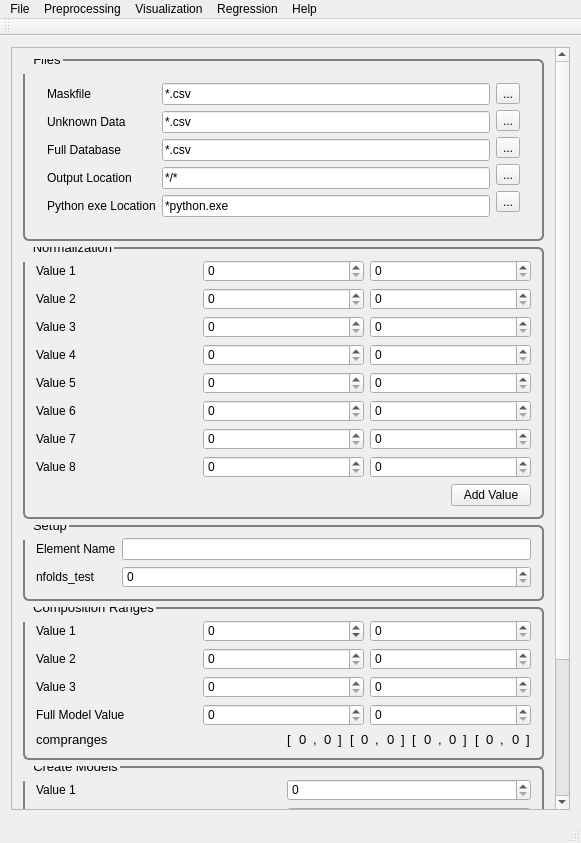
First picture: the form in src/New PYSAT_Gui/mainwindow.ui, repository tisaconundrum2/PySAT-GUI, before the edit.
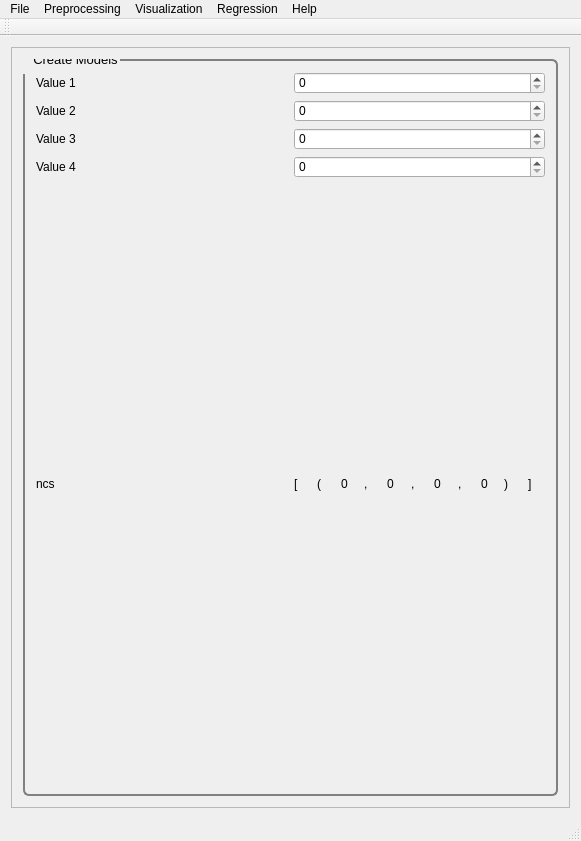
Second picture: the form after the edit.

```diff
--- a/src/New PYSAT_Gui/mainwindow.ui
+++ b/src/New PYSAT_Gui/mainwindow.ui
@@ -7,7 +7,7 @@
     <x>0</x>
     <y>0</y>
     <width>581</width>
-    <height>843</height>
+    <height>841</height>
    </rect>
   </property>
   <property name="windowTitle">
@@ -25,8 +25,8 @@
         <rect>
          <x>0</x>
          <y>0</y>
-         <width>544</width>
-         <height>949</height>
+         <width>561</width>
+         <height>768</height>
         </rect>
        </property>
        <property name="font">
@@ -49,865 +49,6 @@
 </string>
        </property>
        <layout class="QVBoxLayout" name="verticalLayout_8">
-        <item>
-         <widget class="QGroupBox" name="Files">
-          <property name="font">
-           <font>
-            <pointsize>10</pointsize>
-           </font>
-          </property>
-          <property name="title">
-           <string>Files</string>
-          </property>
-          <layout class="QVBoxLayout" name="files">
-           <item>
-            <widget class="QSplitter" name="splitter_2">
-             <property name="orientation">
-              <enum>Qt::Horizontal</enum>
-             </property>
-             <widget class="QWidget" name="layoutWidget">
-              <layout class="QHBoxLayout" name="horizontalLayout">
-               <item>
-                <layout class="QVBoxLayout" name="verticalLayout_6">
-                 <item>
-                  <widget class="QLabel" name="label_3">
-                   <property name="text">
-                    <string>Maskfile</string>
-                   </property>
-                  </widget>
-                 </item>
-                 <item>
-                  <widget class="QLabel" name="label">
-                   <property name="text">
-                    <string>Unknown Data</string>
-                   </property>
-                  </widget>
-                 </item>
-                 <item>
-                  <widget class="QLabel" name="label_2">
-                   <property name="text">
-                    <string>Full Database</string>
-                   </property>
-                  </widget>
-                 </item>
-                 <item>
-                  <widget class="QLabel" name="label_4">
-                   <property name="text">
-                    <string>Output Location</string>
-                   </property>
-                  </widget>
-                 </item>
-                 <item>
-                  <widget class="QLabel" name="label_5">
-                   <property name="text">
-                    <string>Python exe Location</string>
-                   </property>
-                  </widget>
-                 </item>
-                </layout>
-               </item>
-               <item>
-                <layout class="QVBoxLayout" name="verticalLayout_5">
-                 <item>
-                  <widget class="QLineEdit" name="lineEdit">
-                   <property name="text">
-                    <string extracomment="Make this change whenever a new file is selected">*.csv</string>
-                   </property>
-                   <property name="readOnly">
-                    <bool>true</bool>
-                   </property>
-                  </widget>
-                 </item>
-                 <item>
-                  <widget class="QLineEdit" name="lineEdit_2">
-                   <property name="text">
-                    <string extracomment="Make this change whenever a new file is selected">*.csv</string>
-                   </property>
-                   <property name="readOnly">
-                    <bool>true</bool>
-                   </property>
-                  </widget>
-                 </item>
-                 <item>
-                  <widget class="QLineEdit" name="lineEdit_3">
-                   <property name="text">
-                    <string extracomment="Make this change whenever a new file is selected">*.csv</string>
-                   </property>
-                   <property name="readOnly">
-                    <bool>true</bool>
-                   </property>
-                  </widget>
-                 </item>
-                 <item>
-                  <widget class="QLineEdit" name="lineEdit_4">
-                   <property name="text">
-                    <string extracomment="Make this change whenever a new folder is selected">*/*</string>
-                   </property>
-                   <property name="readOnly">
-                    <bool>true</bool>
-                   </property>
-                  </widget>
-                 </item>
-                 <item>
-                  <widget class="QLineEdit" name="lineEdit_6">
-                   <property name="text">
-                    <string extracomment="Make this change whenever a new folder is selected">*python.exe</string>
-                   </property>
-                   <property name="readOnly">
-                    <bool>true</bool>
-                   </property>
-                  </widget>
-                 </item>
-                </layout>
-               </item>
-               <item>
-                <layout class="QVBoxLayout" name="verticalLayout">
-                 <item>
-                  <widget class="QToolButton" name="maskFileButton">
-                   <property name="text">
-                    <string>...</string>
-                   </property>
-                  </widget>
-                 </item>
-                 <item>
-                  <widget class="QToolButton" name="unknownDataButton">
-                   <property name="text">
-                    <string>...</string>
-                   </property>
-                  </widget>
-                 </item>
-                 <item>
-                  <widget class="QToolButton" name="fullDataBaseButton">
-                   <property name="text">
-                    <string>...</string>
-                   </property>
-                  </widget>
-                 </item>
-                 <item>
-                  <widget class="QToolButton" name="outPutLocationButton">
-                   <property name="text">
-                    <string>...</string>
-                   </property>
-                  </widget>
-                 </item>
-                 <item>
-                  <widget class="QToolButton" name="pythonButton">
-                   <property name="text">
-                    <string>...</string>
-                   </property>
-                  </widget>
-                 </item>
-                </layout>
-               </item>
-              </layout>
-             </widget>
-            </widget>
-           </item>
-          </layout>
-         </widget>
-        </item>
-        <item>
-         <widget class="QGroupBox" name="Normalization">
-          <property name="font">
-           <font>
-            <pointsize>10</pointsize>
-           </font>
-          </property>
-          <property name="title">
-           <string>Normalization</string>
-          </property>
-          <layout class="QVBoxLayout" name="verticalLayout_27">
-           <item>
-            <layout class="QVBoxLayout" name="verticalLayout_26">
-             <item>
-              <layout class="QVBoxLayout" name="verticalLayout_2">
-               <item>
-                <layout class="QHBoxLayout" name="horizontalLayout_2">
-                 <item>
-                  <widget class="QLabel" name="norm_label">
-                   <property name="text">
-                    <string>Value 1</string>
-                   </property>
-                  </widget>
-                 </item>
-                 <item>
-                  <widget class="QSpinBox" name="norm_spinBox_9">
-                   <property name="maximum">
-                    <number>1000</number>
-                   </property>
-                  </widget>
-                 </item>
-                 <item>
-                  <widget class="QSpinBox" name="norm_spinBox">
-                   <property name="maximum">
-                    <number>1000</number>
-                   </property>
-                  </widget>
-                 </item>
-                </layout>
-               </item>
-              </layout>
-             </item>
-             <item>
-              <layout class="QVBoxLayout" name="verticalLayout_16">
-               <item>
-                <layout class="QHBoxLayout" name="horizontalLayout_18">
-                 <item>
-                  <widget class="QLabel" name="norm_label_2">
-                   <property name="text">
-                    <string>Value 2</string>
-                   </property>
-                  </widget>
-                 </item>
-                 <item>
-                  <widget class="QSpinBox" name="norm_spinBox_10">
-                   <property name="maximum">
-                    <number>1000</number>
-                   </property>
-                  </widget>
-                 </item>
-                 <item>
-                  <widget class="QSpinBox" name="norm_spinBox_2">
-                   <property name="maximum">
-                    <number>1000</number>
-                   </property>
-                  </widget>
-                 </item>
-                </layout>
-               </item>
-              </layout>
-             </item>
-             <item>
-              <layout class="QVBoxLayout" name="verticalLayout_20">
-               <item>
-                <layout class="QHBoxLayout" name="horizontalLayout_20">
-                 <item>
-                  <widget class="QLabel" name="norm_label_3">
-                   <property name="text">
-                    <string>Value 3</string>
-                   </property>
-                  </widget>
-                 </item>
-                 <item>
-                  <widget class="QSpinBox" name="norm_spinBox_11">
-                   <property name="maximum">
-                    <number>1000</number>
-                   </property>
-                  </widget>
-                 </item>
-                 <item>
-                  <widget class="QSpinBox" name="norm_spinBox_3">
-                   <property name="maximum">
-                    <number>1000</number>
-                   </property>
-                  </widget>
-                 </item>
-                </layout>
-               </item>
-              </layout>
-             </item>
-             <item>
-              <layout class="QVBoxLayout" name="verticalLayout_21">
-               <item>
-                <layout class="QHBoxLayout" name="horizontalLayout_22">
-                 <item>
-                  <widget class="QLabel" name="norm_label_4">
-                   <property name="text">
-                    <string>Value 4</string>
-                   </property>
-                  </widget>
-                 </item>
-                 <item>
-                  <widget class="QSpinBox" name="norm_spinBox_12">
-                   <property name="maximum">
-                    <number>1000</number>
-                   </property>
-                  </widget>
-                 </item>
-                 <item>
-                  <widget class="QSpinBox" name="norm_spinBox_4">
-                   <property name="maximum">
-                    <number>1000</number>
-                   </property>
-                  </widget>
-                 </item>
-                </layout>
-               </item>
-              </layout>
-             </item>
-             <item>
-              <layout class="QVBoxLayout" name="verticalLayout_23">
-               <item>
-                <layout class="QHBoxLayout" name="horizontalLayout_26">
-                 <item>
-                  <widget class="QLabel" name="norm_label_5">
-                   <property name="text">
-                    <string>Value 5</string>
-                   </property>
-                  </widget>
-                 </item>
-                 <item>
-                  <widget class="QSpinBox" name="norm_spinBox_13">
-                   <property name="maximum">
-                    <number>1000</number>
-                   </property>
-                  </widget>
-                 </item>
-                 <item>
-                  <widget class="QSpinBox" name="norm_spinBox_5">
-                   <property name="maximum">
-                    <number>1000</number>
-                   </property>
-                  </widget>
-                 </item>
-                </layout>
-               </item>
-              </layout>
-             </item>
-             <item>
-              <layout class="QVBoxLayout" name="verticalLayout_25">
-               <item>
-                <layout class="QHBoxLayout" name="horizontalLayout_30">
-                 <item>
-                  <widget class="QLabel" name="norm_label_6">
-                   <property name="text">
-                    <string>Value 6</string>
-                   </property>
-                  </widget>
-                 </item>
-                 <item>
-                  <widget class="QSpinBox" name="norm_spinBox_14">
-                   <property name="maximum">
-                    <number>1000</number>
-                   </property>
-                  </widget>
-                 </item>
-                 <item>
-                  <widget class="QSpinBox" name="norm_spinBox_6">
-                   <property name="maximum">
-                    <number>1000</number>
-                   </property>
-                  </widget>
-                 </item>
-                </layout>
-               </item>
-              </layout>
-             </item>
-             <item>
-              <layout class="QVBoxLayout" name="verticalLayout_24">
-               <item>
-                <layout class="QHBoxLayout" name="horizontalLayout_28">
-                 <item>
-                  <widget class="QLabel" name="norm_label_7">
-                   <property name="text">
-                    <string>Value 7</string>
-                   </property>
-                  </widget>
-                 </item>
-                 <item>
-                  <widget class="QSpinBox" name="norm_spinBox_15">
-                   <property name="maximum">
-                    <number>1000</number>
-                   </property>
-                  </widget>
-                 </item>
-                 <item>
-                  <widget class="QSpinBox" name="norm_spinBox_7">
-                   <property name="maximum">
-                    <number>1000</number>
-                   </property>
-                  </widget>
-                 </item>
-                </layout>
-               </item>
-              </layout>
-             </item>
-             <item>
-              <layout class="QVBoxLayout" name="verticalLayout_22">
-               <item>
-                <layout class="QHBoxLayout" name="horizontalLayout_24">
-                 <item>
-                  <widget class="QLabel" name="norm_label_8">
-                   <property name="text">
-                    <string>Value 8</string>
-                   </property>
-                  </widget>
-                 </item>
-                 <item>
-                  <widget class="QSpinBox" name="norm_spinBox_16">
-                   <property name="maximum">
-                    <number>1000</number>
-                   </property>
-                  </widget>
-                 </item>
-                 <item>
-                  <widget class="QSpinBox" name="norm_spinBox_8">
-                   <property name="maximum">
-                    <number>1000</number>
-                   </property>
-                  </widget>
-                 </item>
-                </layout>
-               </item>
-               <item>
-                <layout class="QHBoxLayout" name="horizontalLayout_25">
-                 <item>
-                  <spacer name="horizontalSpacer_6">
-                   <property name="orientation">
-                    <enum>Qt::Horizontal</enum>
-                   </property>
-                   <property name="sizeHint" stdset="0">
-                    <size>
-                     <width>40</width>
-                     <height>20</height>
-                    </size>
-                   </property>
-                  </spacer>
-                 </item>
-                 <item>
-                  <widget class="QPushButton" name="NormValuebutton">
-                   <property name="text">
-                    <string>Add Value</string>
-                   </property>
-                  </widget>
-                 </item>
-                </layout>
-               </item>
-              </layout>
-             </item>
-            </layout>
-           </item>
-          </layout>
-          <zorder></zorder>
-         </widget>
-        </item>
-        <item>
-         <widget class="QGroupBox" name="CrossValidation">
-          <property name="font">
-           <font>
-            <pointsize>10</pointsize>
-           </font>
-          </property>
-          <property name="title">
-           <string>Setup</string>
-          </property>
-          <layout class="QVBoxLayout" name="CrossValid">
-           <item>
-            <layout class="QHBoxLayout" name="horizontalLayout_4">
-             <item>
-              <layout class="QVBoxLayout" name="verticalLayout_11">
-               <item>
-                <widget class="QLabel" name="label_14">
-                 <property name="text">
-                  <string>Element Name</string>
-                 </property>
-                </widget>
-               </item>
-               <item>
-                <widget class="QLabel" name="label_15">
-                 <property name="text">
-                  <string>nfolds_test</string>
-                 </property>
-                </widget>
-               </item>
-              </layout>
-             </item>
-             <item>
-              <layout class="QVBoxLayout" name="verticalLayout_12">
-               <item>
-                <widget class="QLineEdit" name="elementNameLine"/>
-               </item>
-               <item>
-                <widget class="QSpinBox" name="nfolds_test"/>
-               </item>
-              </layout>
-             </item>
-            </layout>
-           </item>
-          </layout>
-         </widget>
-        </item>
-        <item>
-         <widget class="QGroupBox" name="CompRanges">
-          <property name="font">
-           <font>
-            <pointsize>10</pointsize>
-           </font>
-          </property>
-          <property name="title">
-           <string>Composition Ranges</string>
-          </property>
-          <layout class="QVBoxLayout" name="verticalLayout_7">
-           <item>
-            <layout class="QVBoxLayout" name="verticalLayout_4">
-             <item>
-              <layout class="QHBoxLayout" name="horizontalLayout_3">
-               <item>
-                <widget class="QLabel" name="label_80">
-                 <property name="text">
-                  <string>Value 1</string>
-                 </property>
-                </widget>
-               </item>
-               <item>
-                <widget class="QSpinBox" name="comp_range">
-                 <property name="minimum">
-                  <number>-100</number>
-                 </property>
-                 <property name="maximum">
-                  <number>1000</number>
-                 </property>
-                </widget>
-               </item>
-               <item>
-                <widget class="QSpinBox" name="comp_range_2">
-                 <property name="maximum">
-                  <number>1000</number>
-                 </property>
-                </widget>
-               </item>
-              </layout>
-             </item>
-             <item>
-              <layout class="QHBoxLayout" name="horizontalLayout_5">
-               <item>
-                <widget class="QLabel" name="label_81">
-                 <property name="text">
-                  <string>Value 2</string>
-                 </property>
-                </widget>
-               </item>
-               <item>
-                <widget class="QSpinBox" name="comp_range_3">
-                 <property name="maximum">
-                  <number>1000</number>
-                 </property>
-                </widget>
-               </item>
-               <item>
-                <widget class="QSpinBox" name="comp_range_4">
-                 <property name="maximum">
-                  <number>1000</number>
-                 </property>
-                </widget>
-               </item>
-              </layout>
-             </item>
-             <item>
-              <layout class="QHBoxLayout" name="horizontalLayout_7">
-               <item>
-                <widget class="QLabel" name="label_82">
-                 <property name="text">
-                  <string>Value 3</string>
-                 </property>
-                </widget>
-               </item>
-               <item>
-                <widget class="QSpinBox" name="comp_range_5">
-                 <property name="maximum">
-                  <number>1000</number>
-                 </property>
-                </widget>
-               </item>
-               <item>
-                <widget class="QSpinBox" name="comp_range_6">
-                 <property name="maximum">
-                  <number>1000</number>
-                 </property>
-                </widget>
-               </item>
-              </layout>
-             </item>
-             <item>
-              <layout class="QHBoxLayout" name="horizontalLayout_10">
-               <item>
-                <widget class="QLabel" name="label_85">
-                 <property name="text">
-                  <string>Full Model Value</string>
-                 </property>
-                </widget>
-               </item>
-               <item>
-                <widget class="QSpinBox" name="comp_range_7">
-                 <property name="maximum">
-                  <number>1000</number>
-                 </property>
-                </widget>
-               </item>
-               <item>
-                <widget class="QSpinBox" name="comp_range_8">
-                 <property name="maximum">
-                  <number>1000</number>
-                 </property>
-                </widget>
-               </item>
-              </layout>
-             </item>
-            </layout>
-           </item>
-           <item>
-            <layout class="QHBoxLayout" name="horizontalLayout_9">
-             <item>
-              <widget class="QLabel" name="label_40">
-               <property name="font">
-                <font>
-                 <pointsize>10</pointsize>
-                </font>
-               </property>
-               <property name="text">
-                <string>compranges</string>
-               </property>
-              </widget>
-             </item>
-             <item>
-              <layout class="QHBoxLayout" name="horizontalLayout_6">
-               <item>
-                <widget class="QLabel" name="label_20">
-                 <property name="font">
-                  <font>
-                   <pointsize>10</pointsize>
-                  </font>
-                 </property>
-                 <property name="text">
-                  <string>[</string>
-                 </property>
-                </widget>
-               </item>
-               <item>
-                <widget class="QLabel" name="label_21">
-                 <property name="font">
-                  <font>
-                   <pointsize>10</pointsize>
-                  </font>
-                 </property>
-                 <property name="text">
-                  <string>0</string>
-                 </property>
-                </widget>
-               </item>
-               <item>
-                <widget class="QLabel" name="label_22">
-                 <property name="font">
-                  <font>
-                   <pointsize>10</pointsize>
-                  </font>
-                 </property>
-                 <property name="text">
-                  <string>,</string>
-                 </property>
-                </widget>
-               </item>
-               <item>
-                <widget class="QLabel" name="label_23">
-                 <property name="font">
-                  <font>
-                   <pointsize>10</pointsize>
-                  </font>
-                 </property>
-                 <property name="text">
-                  <string>0</string>
-                 </property>
-                </widget>
-               </item>
-               <item>
-                <widget class="QLabel" name="label_24">
-                 <property name="font">
-                  <font>
-                   <pointsize>10</pointsize>
-                  </font>
-                 </property>
-                 <property name="text">
-                  <string>]</string>
-                 </property>
-                </widget>
-               </item>
-               <item>
-                <widget class="QLabel" name="label_27">
-                 <property name="font">
-                  <font>
-                   <pointsize>10</pointsize>
-                  </font>
-                 </property>
-                 <property name="text">
-                  <string>[</string>
-                 </property>
-                </widget>
-               </item>
-               <item>
-                <widget class="QLabel" name="label_29">
-                 <property name="font">
-                  <font>
-                   <pointsize>10</pointsize>
-                  </font>
-                 </property>
-                 <property name="text">
-                  <string>0</string>
-                 </property>
-                </widget>
-               </item>
-               <item>
-                <widget class="QLabel" name="label_28">
-                 <property name="font">
-                  <font>
-                   <pointsize>10</pointsize>
-                  </font>
-                 </property>
-                 <property name="text">
-                  <string>,</string>
-                 </property>
-                </widget>
-               </item>
-               <item>
-                <widget class="QLabel" name="label_26">
-                 <property name="font">
-                  <font>
-                   <pointsize>10</pointsize>
-                  </font>
-                 </property>
-                 <property name="text">
-                  <string>0</string>
-                 </property>
-                </widget>
-               </item>
-               <item>
-                <widget class="QLabel" name="label_25">
-                 <property name="font">
-                  <font>
-                   <pointsize>10</pointsize>
-                  </font>
-                 </property>
-                 <property name="text">
-                  <string>]</string>
-                 </property>
-                </widget>
-               </item>
-               <item>
-                <widget class="QLabel" name="label_32">
-                 <property name="font">
-                  <font>
-                   <pointsize>10</pointsize>
-                  </font>
-                 </property>
-                 <property name="text">
-                  <string>[</string>
-                 </property>
-                </widget>
-               </item>
-               <item>
-                <widget class="QLabel" name="label_30">
-                 <property name="font">
-                  <font>
-                   <pointsize>10</pointsize>
-                  </font>
-                 </property>
-                 <property name="text">
-                  <string>0</string>
-                 </property>
-                </widget>
-               </item>
-               <item>
-                <widget class="QLabel" name="label_33">
-                 <property name="font">
-                  <font>
-                   <pointsize>10</pointsize>
-                  </font>
-                 </property>
-                 <property name="text">
-                  <string>,</string>
-                 </property>
-                </widget>
-               </item>
-               <item>
-                <widget class="QLabel" name="label_34">
-                 <property name="font">
-                  <font>
-                   <pointsize>10</pointsize>
-                  </font>
-                 </property>
-                 <property name="text">
-                  <string>0</string>
-                 </property>
-                </widget>
-               </item>
-               <item>
-                <widget class="QLabel" name="label_31">
-                 <property name="font">
-                  <font>
-                   <pointsize>10</pointsize>
-                  </font>
-                 </property>
-                 <property name="text">
-                  <string>]</string>
-                 </property>
-                </widget>
-               </item>
-               <item>
-                <widget class="QLabel" name="label_39">
-                 <property name="font">
-                  <font>
-                   <pointsize>10</pointsize>
-                  </font>
-                 </property>
-                 <property name="text">
-                  <string>[</string>
-                 </property>
-                </widget>
-               </item>
-               <item>
-                <widget class="QLabel" name="label_36">
-                 <property name="font">
-                  <font>
-                   <pointsize>10</pointsize>
-                  </font>
-                 </property>
-                 <property name="text">
-                  <string>0</string>
-                 </property>
-                </widget>
-               </item>
-               <item>
-                <widget class="QLabel" name="label_37">
-                 <property name="font">
-                  <font>
-                   <pointsize>10</pointsize>
-                  </font>
-                 </property>
-                 <property name="text">
-                  <string>,</string>
-                 </property>
-                </widget>
-               </item>
-               <item>
-                <widget class="QLabel" name="label_35">
-                 <property name="font">
-                  <font>
-                   <pointsize>10</pointsize>
-                  </font>
-                 </property>
-                 <property name="text">
-                  <string>0</string>
-                 </property>
-                </widget>
-               </item>
-               <item>
-                <widget class="QLabel" name="label_38">
-                 <property name="font">
-                  <font>
-                   <pointsize>10</pointsize>
-                  </font>
-                 </property>
-                 <property name="text">
-                  <string>]</string>
-                 </property>
-                </widget>
-               </item>
-              </layout>
-             </item>
-            </layout>
-           </item>
-          </layout>
-         </widget>
-        </item>
         <item>
          <widget class="QGroupBox" name="CreateModels">
           <property name="font">
@@ -1082,47 +223,7 @@
           </layout>
          </widget>
         </item>
-        <item>
-         <widget class="QGroupBox" name="OK">
-          <layout class="QHBoxLayout" name="ok">
-           <item>
-            <spacer name="horizontalSpacer_5">
-             <property name="orientation">
-              <enum>Qt::Horizontal</enum>
-             </property>
-             <property name="sizeHint" stdset="0">
-              <size>
-               <width>40</width>
-               <height>20</height>
-              </size>
-             </property>
-            </spacer>
-           </item>
-           <item>
-            <widget class="QPushButton" name="okButton">
-             <property name="font">
-              <font>
-               <pointsize>8</pointsize>
-              </font>
-             </property>
-             <property name="mouseTracking">
-              <bool>false</bool>
-             </property>
-             <property name="text">
-              <string>OK</string>
-             </property>
-            </widget>
-           </item>
-          </layout>
-         </widget>
-        </item>
        </layout>
-       <zorder>Files</zorder>
-       <zorder>OK</zorder>
-       <zorder>CrossValidation</zorder>
-       <zorder>CreateModels</zorder>
-       <zorder>Normalization</zorder>
-       <zorder>CompRanges</zorder>
       </widget>
      </widget>
     </item>
```
Left out of the diff: 128 changed lines with no effect on the pictures.
